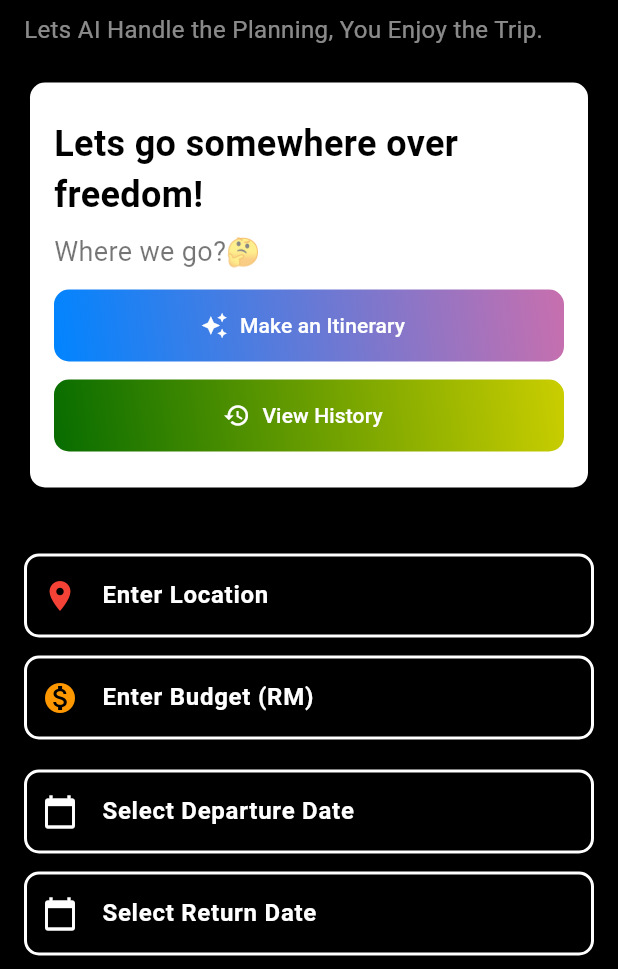
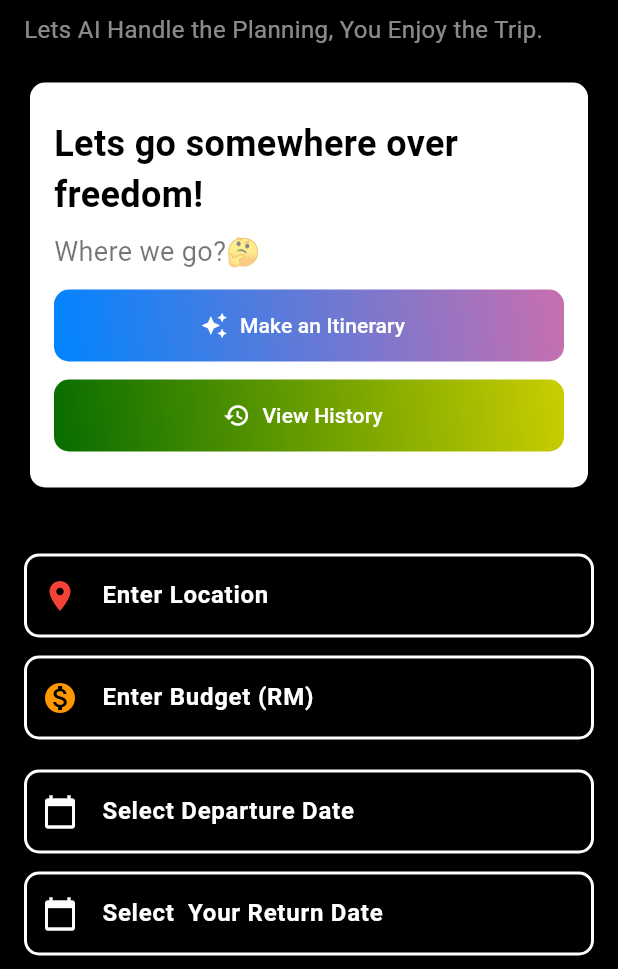
Before and after one commit to wilson5284/travel_ai, a Flutter app: the screen it shows after launch, after a tap on "Make an Itinerary", on a phone screen of 412 x 824 dp, the part 267-1236 px from its top. Run offline on Flutter 3.47's test engine with Material 3 defaults, Android fonts, the phone set to English and light mode, and no system bars; our stand-ins replace cloud_firestore, device_preview, firebase_core, google_generative_ai; accounts and stored records are empty.

```diff
--- a/lib/screen/home/home_screen.dart
+++ b/lib/screen/home/home_screen.dart
@@ -420,7 +420,7 @@ class _HomeScreenState extends State<HomeScreen> {
                               ? ''
                               : DateFormat('yyyy-MM-dd').format(_returnDay!)),
                       decoration: InputDecoration(
-                        labelText: "Select Return Date",
+                        labelText: "Select  Your Return Date",
                         labelStyle: const TextStyle(fontWeight: FontWeight.bold, color: Colors.white),
                         prefixIcon: const Icon(Icons.calendar_today, color: Colors.white),
                         enabledBorder: OutlineInputBorder(
```
